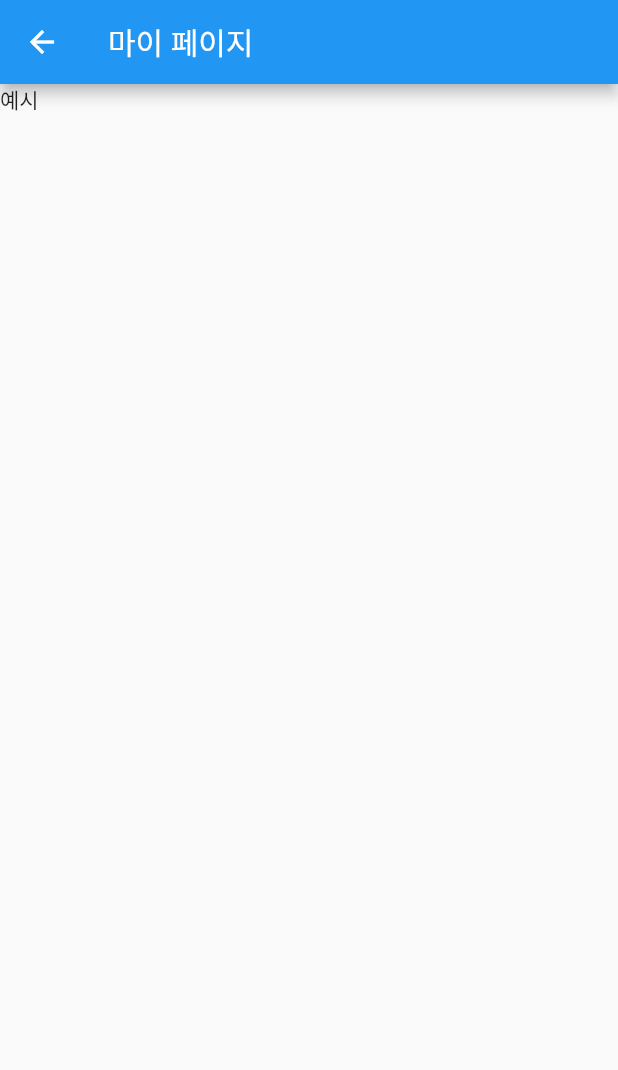
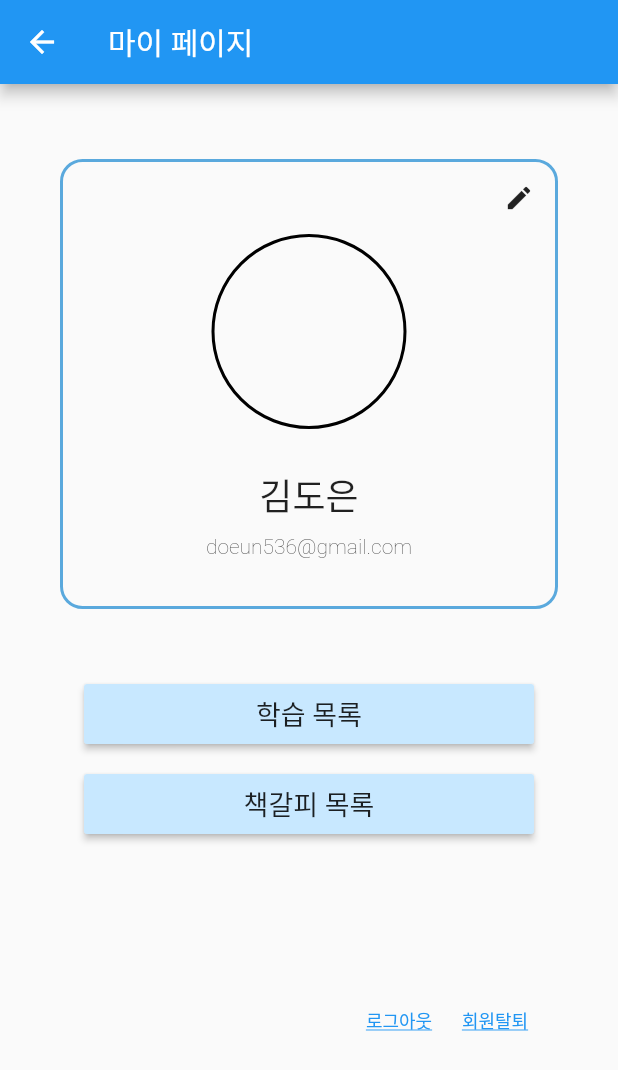
Before and after one commit to dsc-sookmyung/2022-DALGONA-SolutionChallenge, a Flutter app: the MyPage screen opened directly, on a phone screen of 412 x 824 dp. Shown: the top 1070 px of the screen. Run offline on Flutter 3.47's test engine with Material 2 defaults, Android fonts, the phone set to English and light mode, and no system bars.

Commit message:
mypage main view 구성

```diff
--- /dev/null
+++ b/lib/MyPage/mypage_bookmarklistview.dart
@@ -0,0 +1 @@
+import 'package:flutter/material.dart';
--- /dev/null
+++ b/lib/MyPage/mypage_editview.dart
@@ -0,0 +1 @@
+import 'package:flutter/material.dart';
--- a/lib/MyPage/mypage_mainview.dart
+++ b/lib/MyPage/mypage_mainview.dart
@@ -1,6 +1,10 @@
+import 'dart:ui';
+
 import 'package:flutter/material.dart';
+import '../Login/login.dart';
 
 class MyPage extends StatelessWidget {
+
   const MyPage({Key? key}) : super(key: key);
 
   @override
@@ -11,7 +15,111 @@ class MyPage extends StatelessWidget {
         child: new Column(
           children: <Widget>[
             Container(
-              child: Text('예시'),
+              margin: EdgeInsets.only(top: 50.0, left: 40.0, right: 40.0, bottom: 50.0),
+              //padding: EdgeInsets.only(top: 0.0, left: 20.0, right: 20.0, bottom: 10.0),
+              alignment: Alignment.center,
+              height: 300,
+              decoration: BoxDecoration(
+                border: Border.all(
+                  width: 2,
+                  color: Color(0xff5AA9DD),
+                ),
+                borderRadius: BorderRadius.all(Radius.circular(15.0))
+              ),
+              child: new Column(
+                children: <Widget>[
+                  Container(
+                    alignment: Alignment.centerRight,
+                    child: IconButton(
+                      onPressed: (){},
+                      icon: Icon(Icons.edit),
+                      iconSize: 20,
+                    ),
+                  ),
+                  Container(
+                    margin: EdgeInsets.only(bottom: 20.0),
+                    decoration: BoxDecoration(
+                      shape: BoxShape.circle,
+                      border: Border.all(
+                        width: 2.0,
+                        color: Colors.black
+                      )
+                    ),
+                    // child: Image.network(
+                    //   "https://user-images.githubusercontent.com/61380136/152644132-fdcaff3b-d192-4513-853c-fb4f1516bdea.png",
+                    //
+                    // ),
+                    height: 130,
+                    // width: 150,
+                  ),
+                  Text(
+                    "김도은",
+                    style: TextStyle(fontSize: 24, height: 1.8, fontWeight: FontWeight.w500),
+                  ),
+                  Text(
+                    "doeun536@gmail.com",
+                    style: TextStyle(fontSize: 14, height: 1.8, fontWeight: FontWeight.w200),
+                  )
+                ],
+              ),
+            ),
+            Container(
+              child: RaisedButton(
+                child: new Text(
+                  "학습 목록",
+                  style: TextStyle(fontSize: 18, fontWeight: FontWeight.w500),
+                ),
+                onPressed: (){
+                  //
+                },
+                color: Color(0xffC8E8FF),
+              ),
+              width: 300,
+              height: 40,
+            ),
+            Container(
+              margin: EdgeInsets.only(top: 20.0),
+              child: RaisedButton(
+                child: new Text(
+                  "책갈피 목록",
+                  style: TextStyle(fontSize: 18, fontWeight: FontWeight.w500),
+                ),
+                onPressed: (){
+                  //
+                },
+                color: Color(0xffC8E8FF),
+              ),
+              width: 300,
+              height: 40,
+            ),
+            Container(
+              margin: EdgeInsets.only(top: 100.0, left: 50.0, right: 50.0),
+              alignment: Alignment.bottomRight,
+              child: Row(
+                mainAxisAlignment: MainAxisAlignment.end,
+                children: <Widget>[
+                  TextButton(
+                    onPressed: (){
+                      Navigator.pop(context);
+                      Navigator.push(context, MaterialPageRoute(builder: (context) => LoginPage()),);
+                    },
+                    child: Text(
+                      '로그아웃',
+                      style: TextStyle(fontSize: 12, decoration: TextDecoration.underline),
+                    ),
+                  ),
+                  TextButton(
+                    onPressed: (){
+                      Navigator.pop(context);
+                      Navigator.push(context, MaterialPageRoute(builder: (context) => LoginPage()),);
+                    },
+                    child: Text(
+                      '회원탈퇴',
+                      style: TextStyle(fontSize: 12, decoration: TextDecoration.underline ),
+                    ),
+                  ),
+                ],
+              )
             )
           ],
         ),
--- /dev/null
+++ b/lib/MyPage/mypage_studylistview.dart
@@ -0,0 +1 @@
+import 'package:flutter/material.dart';
--- a/lib/tabbar_mainview.dart
+++ b/lib/tabbar_mainview.dart
@@ -72,7 +72,7 @@ class _BottomNavigatorState extends State<BottomNavigator> with SingleTickerProv
           ),
           Tab(
             icon: _seletedIndex == 2? Icon(Icons.home_filled) : Icon(Icons.home_outlined),
-            text: '쓰기',
+            text: '마이 페이지',
           ),
         ],
         indicatorColor: Colors.transparent,
```
